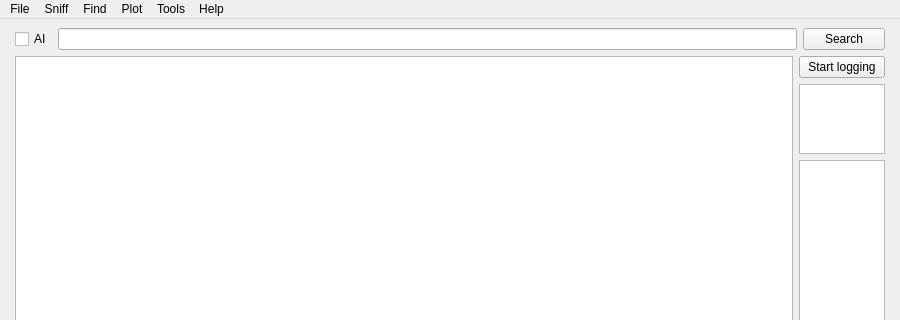
Old version of the form ui/mainWindow.ui in the repository IvanGranero/pktAnalyzer; both pictures show x 0 to 900 and y 0 to 320 of the 900 by 800 pixel window.
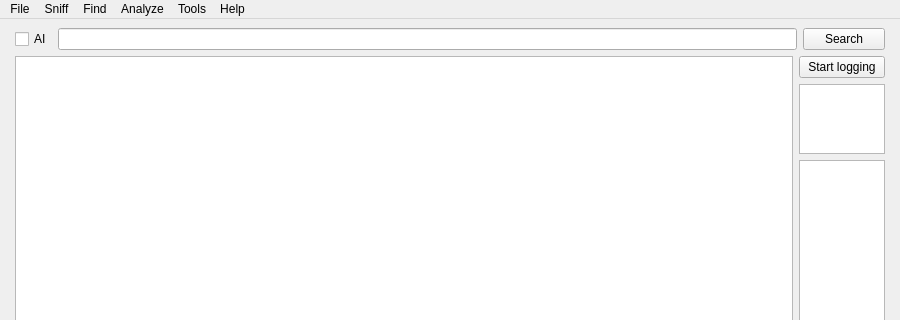
New version of the form.

Diff of the .ui file:
```diff
--- a/ui/mainWindow.ui
+++ b/ui/mainWindow.ui
@@ -153,7 +153,7 @@
    </widget>
    <widget class="QMenu" name="menuPlot">
     <property name="title">
-     <string>Plot</string>
+     <string>Analyze</string>
     </property>
     <addaction name="actionGraph"/>
    </widget>
```
Left out of the diff: 18 changed lines with no effect on the pictures.
